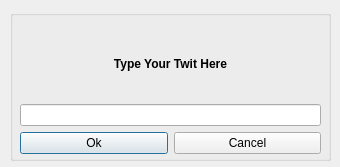
Old version of the form Ui/sendTwit.ui in the repository KarenMarkosyan/qttwitter.
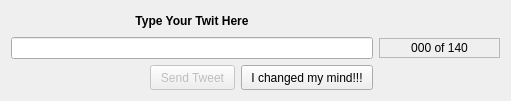
New version of the form. Icons and pictures are not drawn. Custom widgets are drawn as their Qt base class.

The edit to the form file:
```diff
--- a/Ui/sendTwit.ui
+++ b/Ui/sendTwit.ui
@@ -1,97 +1,188 @@
 <ui version="4.0" >
  <class>sendTwitDialog</class>
- <widget class="QDialog" name="sendTwitDialog" >
-  <property name="geometry" >
+ <widget class="QDialog" name="sendTwitDialog">
+  <property name="geometry">
    <rect>
     <x>0</x>
     <y>0</y>
-    <width>340</width>
-    <height>167</height>
+    <width>511</width>
+    <height>101</height>
    </rect>
   </property>
-  <property name="sizePolicy" >
-   <sizepolicy vsizetype="Fixed" hsizetype="Fixed" >
+  <property name="sizePolicy">
+   <sizepolicy hsizetype="Minimum" vsizetype="Minimum">
     <horstretch>0</horstretch>
     <verstretch>0</verstretch>
    </sizepolicy>
   </property>
-  <property name="maximumSize" >
+  <property name="minimumSize">
    <size>
-    <width>340</width>
-    <height>167</height>
+    <width>445</width>
+    <height>89</height>
    </size>
   </property>
-  <property name="windowTitle" >
-   <string>Type in Your Twits here</string>
+  <property name="maximumSize">
+   <size>
+    <width>511</width>
+    <height>101</height>
+   </size>
   </property>
-  <widget class="QGroupBox" name="groupBox" >
-   <property name="geometry" >
-    <rect>
-     <x>10</x>
-     <y>10</y>
-     <width>321</width>
-     <height>151</height>
-    </rect>
+  <property name="windowTitle">
+   <string>Send Tweet</string>
+  </property>
+  <property name="windowIcon">
+   <iconset resource="../images/images.qrc">
+    <normaloff>:/twitter/im-status-message-edit.svg</normaloff>:/twitter/im-status-message-edit.svg</iconset>
+  </property>
+  <layout class="QGridLayout" name="gridLayout">
+   <property name="sizeConstraint">
+    <enum>QLayout::SetMinimumSize</enum>
    </property>
-   <property name="title" >
-    <string/>
-   </property>
-   <widget class="QWidget" name="gridLayoutWidget" >
-    <property name="geometry" >
-     <rect>
-      <x>10</x>
-      <y>20</y>
-      <width>301</width>
-      <height>124</height>
-     </rect>
-    </property>
-    <layout class="QGridLayout" name="gridLayout" >
-     <item row="2" column="0" >
-      <widget class="QPushButton" name="pushButton" >
-       <property name="text" >
-        <string>Ok</string>
-       </property>
-      </widget>
-     </item>
-     <item row="2" column="1" >
-      <widget class="QPushButton" name="pushButton_2" >
-       <property name="text" >
-        <string>Cancel</string>
-       </property>
-      </widget>
-     </item>
-     <item row="1" column="0" colspan="2" >
-      <widget class="LineEdit" name="twitLineEdit" >
-       <property name="maxLength" >
-        <number>140</number>
-       </property>
-       <property name="frame" >
-        <bool>true</bool>
-       </property>
-       <property name="dragEnabled" >
-        <bool>true</bool>
-       </property>
-      </widget>
-     </item>
-     <item row="0" column="0" colspan="2" >
-      <widget class="QLabel" name="label" >
-       <property name="text" >
-        <string>&lt;B>Type Your Twit Here&lt;/B></string>
-       </property>
-       <property name="textFormat" >
-        <enum>Qt::RichText</enum>
-       </property>
-       <property name="scaledContents" >
-        <bool>true</bool>
-       </property>
-       <property name="alignment" >
-        <set>Qt::AlignCenter</set>
-       </property>
-      </widget>
-     </item>
-    </layout>
-   </widget>
-  </widget>
+   <item row="0" column="0" colspan="3">
+    <widget class="QLabel" name="label">
+     <property name="text">
+      <string>&lt;B&gt;Type Your Twit Here&lt;/B&gt;</string>
+     </property>
+     <property name="textFormat">
+      <enum>Qt::RichText</enum>
+     </property>
+     <property name="scaledContents">
+      <bool>true</bool>
+     </property>
+     <property name="alignment">
+      <set>Qt::AlignCenter</set>
+     </property>
+     <property name="buddy">
+      <cstring>twitLineEdit</cstring>
+     </property>
+    </widget>
+   </item>
+   <item row="1" column="0" colspan="3">
+    <widget class="LineEdit" name="twitLineEdit">
+     <property name="minimumSize">
+      <size>
+       <width>361</width>
+       <height>20</height>
+      </size>
+     </property>
+     <property name="maxLength">
+      <number>140</number>
+     </property>
+     <property name="frame">
+      <bool>true</bool>
+     </property>
+     <property name="dragEnabled">
+      <bool>true</bool>
+     </property>
+    </widget>
+   </item>
+   <item row="1" column="3">
+    <widget class="QLabel" name="charsLeft">
+     <property name="enabled">
+      <bool>true</bool>
+     </property>
+     <property name="sizePolicy">
+      <sizepolicy hsizetype="Expanding" vsizetype="Expanding">
+       <horstretch>0</horstretch>
+       <verstretch>0</verstretch>
+      </sizepolicy>
+     </property>
+     <property name="minimumSize">
+      <size>
+       <width>60</width>
+       <height>20</height>
+      </size>
+     </property>
+     <property name="maximumSize">
+      <size>
+       <width>121</width>
+       <height>20</height>
+      </size>
+     </property>
+     <property name="toolTip">
+      <string>No. of characters entered</string>
+     </property>
+     <property name="whatsThis">
+      <string>This shows the number of characters entered so far out of the total permissible limit for a tweet</string>
+     </property>
+     <property name="layoutDirection">
+      <enum>Qt::LeftToRight</enum>
+     </property>
+     <property name="frameShape">
+      <enum>QFrame::StyledPanel</enum>
+     </property>
+     <property name="frameShadow">
+      <enum>QFrame::Sunken</enum>
+     </property>
+     <property name="text">
+      <string>000 of 140</string>
+     </property>
+     <property name="textFormat">
+      <enum>Qt::PlainText</enum>
+     </property>
+     <property name="scaledContents">
+      <bool>true</bool>
+     </property>
+     <property name="alignment">
+      <set>Qt::AlignCenter</set>
+     </property>
+    </widget>
+   </item>
+   <item row="2" column="0">
+    <spacer name="horizontalSpacer_2">
+     <property name="orientation">
+      <enum>Qt::Horizontal</enum>
+     </property>
+     <property name="sizeHint" stdset="0">
+      <size>
+       <width>40</width>
+       <height>22</height>
+      </size>
+     </property>
+    </spacer>
+   </item>
+   <item row="2" column="1">
+    <widget class="QPushButton" name="pushButton">
+     <property name="enabled">
+      <bool>false</bool>
+     </property>
+     <property name="sizePolicy">
+      <sizepolicy hsizetype="Preferred" vsizetype="Fixed">
+       <horstretch>0</horstretch>
+       <verstretch>0</verstretch>
+      </sizepolicy>
+     </property>
+     <property name="minimumSize">
+      <size>
+       <width>85</width>
+       <height>25</height>
+      </size>
+     </property>
+     <property name="text">
+      <string>Send Tweet</string>
+     </property>
+    </widget>
+   </item>
+   <item row="2" column="2">
+    <widget class="QPushButton" name="pushButton_2">
+     <property name="sizePolicy">
+      <sizepolicy hsizetype="Expanding" vsizetype="Fixed">
+       <horstretch>0</horstretch>
+       <verstretch>0</verstretch>
+      </sizepolicy>
+     </property>
+     <property name="minimumSize">
+      <size>
+       <width>112</width>
+       <height>25</height>
+      </size>
+     </property>
+     <property name="text">
+      <string>I changed my mind!!!</string>
+     </property>
+    </widget>
+   </item>
+  </layout>
  </widget>
  <customwidgets>
   <customwidget>
```
Left out of the diff: 57 changed lines with no effect on the pictures.
